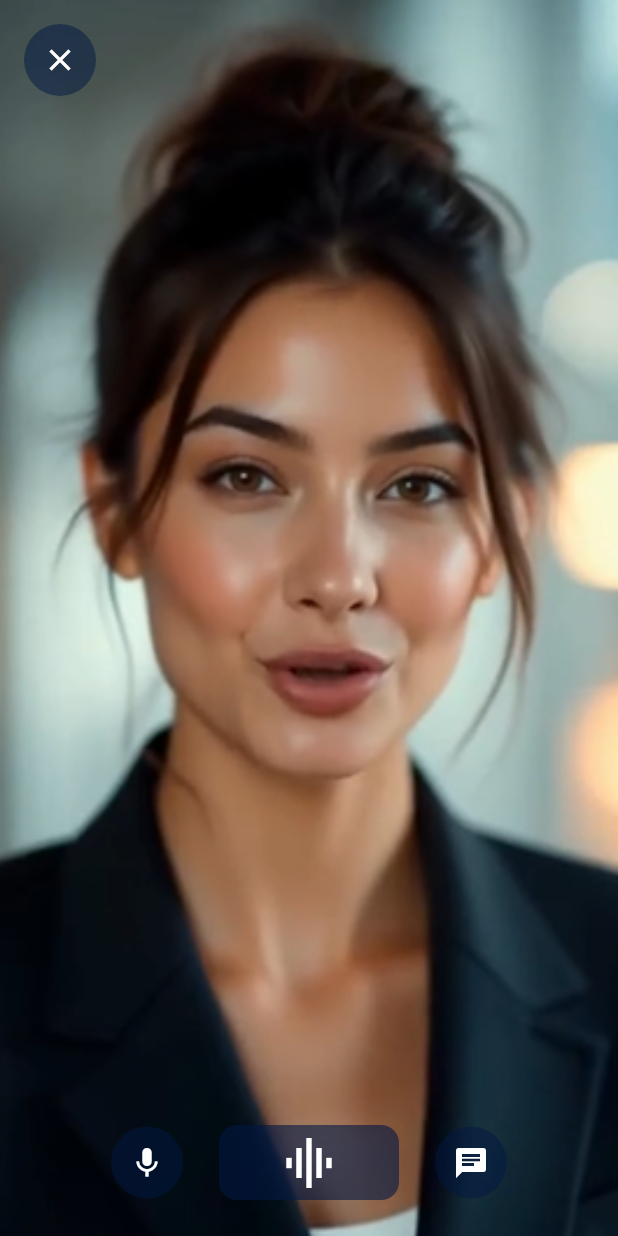
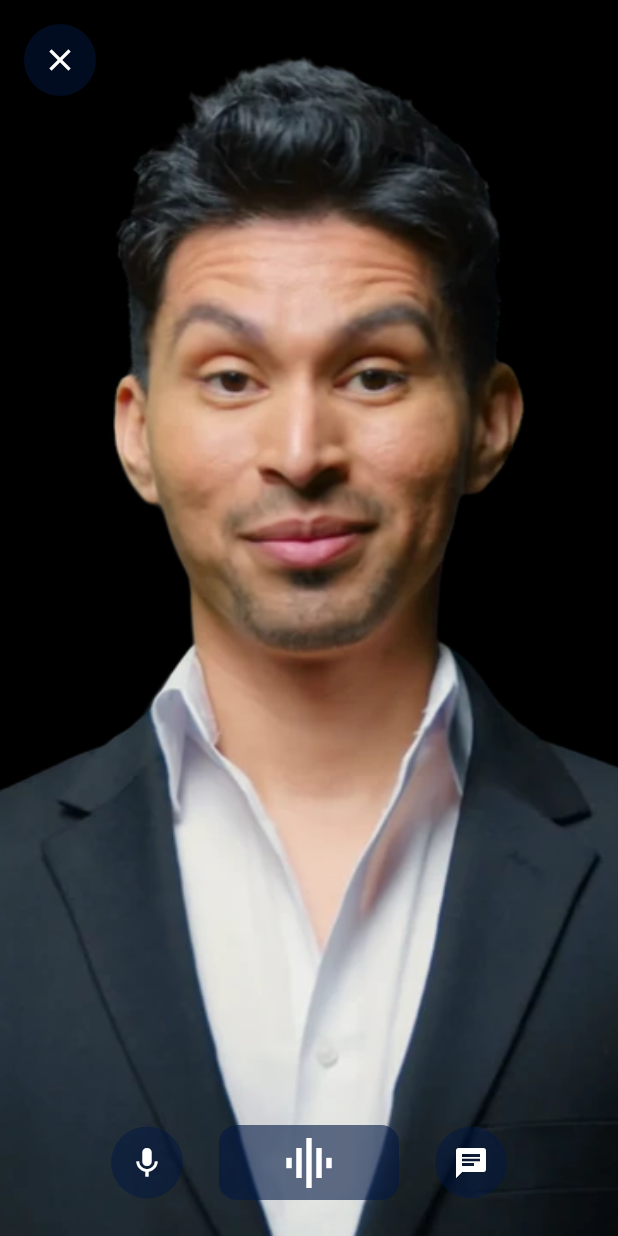
Before and after one commit to tokaahmed345/avatar, a Flutter app: the HomeView screen opened by its route, on a phone screen of 412 x 824 dp. Run offline on Flutter 3.47's test engine with Material 3 defaults, Android fonts, the phone set to English and light mode, and no system bars; our stand-ins replace bloc, cached_network_image, dartz, dio, equatable, flutter_bloc and 6 more; missing offline and left inert: livekit_client; accounts and stored records are empty.

Commit message:
app done

```diff
--- a/lib/core/utils/assets/app_assets.dart
+++ b/lib/core/utils/assets/app_assets.dart
@@ -1,4 +1,4 @@
 class AppAssets {
   static const String logIn='assets/images/freepik__talk__78182 1.png';
-static const String homeBackground ="assets/images/home_background.png";
+static const String homeBackground ="assets/images/avatar_photo.webp";
 }
--- a/lib/feature/home/data/repos/voice_text_repo.dart
+++ b/lib/feature/home/data/repos/voice_text_repo.dart
@@ -4,5 +4,5 @@ import 'package:avatar/feature/home/data/models/voice_text_model.dart';
 import 'package:dartz/dartz.dart';
 
 abstract class  VoiceTextRepo {
-  Future<Either<Failure,VoiceTextModel>>voiceText({required String businessId,required String avatartId,required String language,required int userId,required String contextId});
+  Future<Either<Failure,VoiceTextModel>>voiceText({required String businessId,required String avatartId,required String language,required int userId,required String contextId, required String voiceId});
 }
--- a/lib/feature/home/data/repos/voice_text_repo_impl.dart
+++ b/lib/feature/home/data/repos/voice_text_repo_impl.dart
@@ -12,14 +12,14 @@ class VoiceTextRepoImpl implements VoiceTextRepo {
   VoiceTextRepoImpl({required this.apiService, required this.sharedPreferences});
 
   @override
-  Future<Either<Failure, VoiceTextModel>> voiceText({required String businessId, required String avatartId, required String language, required int userId,required String contextId}) async{
+  Future<Either<Failure, VoiceTextModel>> voiceText({required String businessId, required String avatartId, required String language, required int userId,required String contextId,required String voiceId}) async{
 try {
       final access = await sharedPreferences.getAccessToken();
 
 
       final response = await apiService.post(
         EndPoints.voiceMessage,
-        data: {"business_id":businessId,"avatar_id":avatartId,"language":language,"admin_id":userId,"context_id": contextId},
+        data: {"business_id":businessId,"avatar_id":avatartId,"language":language,"admin_id":userId,"context_id": contextId,"voice_id":voiceId},
                 headers: {"token":access},
 
       );
--- a/lib/feature/home/presentation/view_model/cubit/voice_text_cubit.dart
+++ b/lib/feature/home/presentation/view_model/cubit/voice_text_cubit.dart
@@ -8,9 +8,9 @@ part 'voice_text_state.dart';
 class VoiceTextCubit extends Cubit<VoiceTextState> {
   VoiceTextCubit(this.voiceTextRepo) : super(VoiceTextInitial());
      final VoiceTextRepo voiceTextRepo;
-  Future<void>sendVoiceText({required String businessId,required String avatartId,required String language,required int userId,required String contextId})async{
+  Future<void>sendVoiceText({required String businessId,required String avatartId,required String language,required int userId,required String contextId,required String voiceId})async{
     emit(VoiceTextLoading());
-final data= await voiceTextRepo.voiceText(businessId: businessId, avatartId: avatartId, language: language, userId: userId,contextId: contextId);
+final data= await voiceTextRepo.voiceText(businessId: businessId, avatartId: avatartId, language: language, userId: userId,contextId: contextId,voiceId: voiceId );
  data.fold((failure)=>emit(VoiceTextFailure(errorMessage: failure.errMessage)),(success)=>emit(VoiceTextSuccess( voiceText: success)) );
 
   }
--- a/lib/feature/home/presentation/widgets/home_view_body.dart
+++ b/lib/feature/home/presentation/widgets/home_view_body.dart
@@ -54,7 +54,7 @@ class _HomeViewBodyState extends State<HomeViewBody>
   int? userId;
   String? avatarId;
   String? contextId;
-
+String? voiceId;
   // ================= LIVEKIT =================
   Room? _room;
   RemoteVideoTrack? _remoteVideoTrack;
@@ -77,12 +77,12 @@ class _HomeViewBodyState extends State<HomeViewBody>
 
     WidgetsBinding.instance.addPostFrameCallback((_) async {
       businessId = await sharedPrefs.getBusinessId();
-      userId = int.parse(await sharedPrefs.getUserId()!);
+      userId = int.parse(await sharedPrefs.getUserId());
       avatarPreviewUrl = await sharedPrefs.getAvatarPreviewUrl();
 
       avatarId = await sharedPrefs.getAvatarId();
       contextId = await sharedPrefs.getContextId();
-
+voiceId=await sharedPrefs.getVoiceId();
       if (mounted
       // &&
       //     businessId!.isNotEmpty &&
@@ -94,6 +94,7 @@ class _HomeViewBodyState extends State<HomeViewBody>
         print("context: $contextId");
         print("acvatar: $avatarId");
         print("acvatar: $userId");
+        // print("acvatar: $voiceId");
 
         _startListening();
       }
@@ -327,6 +328,7 @@ class _HomeViewBodyState extends State<HomeViewBody>
             _canSendVoiceText) {
           _canSendVoiceText = false;
           _isSendingVoiceText = false;
+
           context
               .read<VoiceTextCubit>()
               .sendVoiceText(
@@ -334,7 +336,7 @@ class _HomeViewBodyState extends State<HomeViewBody>
                 avatartId: avatarId!,
                 language: detectedLanguage,
                 userId: userId!,
-                contextId: contextId!,
+                contextId: contextId!, voiceId: voiceId!,
               )
               .whenComplete(() {
                 _stopListening();
@@ -412,7 +414,7 @@ class _HomeViewBodyState extends State<HomeViewBody>
         return CachedNetworkImage(
           imageUrl: avatarPreviewUrl!,
           fit: BoxFit.cover,
-          placeholder: (context, url) => SizedBox(),
+          placeholder: (context, url) =>               Image.asset(AppAssets.homeBackground, fit: BoxFit.cover),
           errorWidget: (context, url, error) =>
               Image.asset(AppAssets.homeBackground, fit: BoxFit.cover),
         );
@@ -523,7 +525,7 @@ class _HomeViewBodyState extends State<HomeViewBody>
             ScaffoldMessenger.of(context).showSnackBar(
               SnackBar(
                 content: Text(
-                  message,
+               message   ,
                   style: TextStyle(color: AppColors.whiteColor),
                 ),
                 backgroundColor: AppColors.redColor,
```
Also changed, not shown: lib/core/utils/constant/shared_prefrence.dart (+9 -0 lines), lib/feature/auth/data/model/sign_in_model.dart (+10 -10 lines), lib/feature/auth/data/repo/sign_in/sign_in_repo_impl.dart (+6 -2 lines), assets/images/avatar_photo.webp (added).
